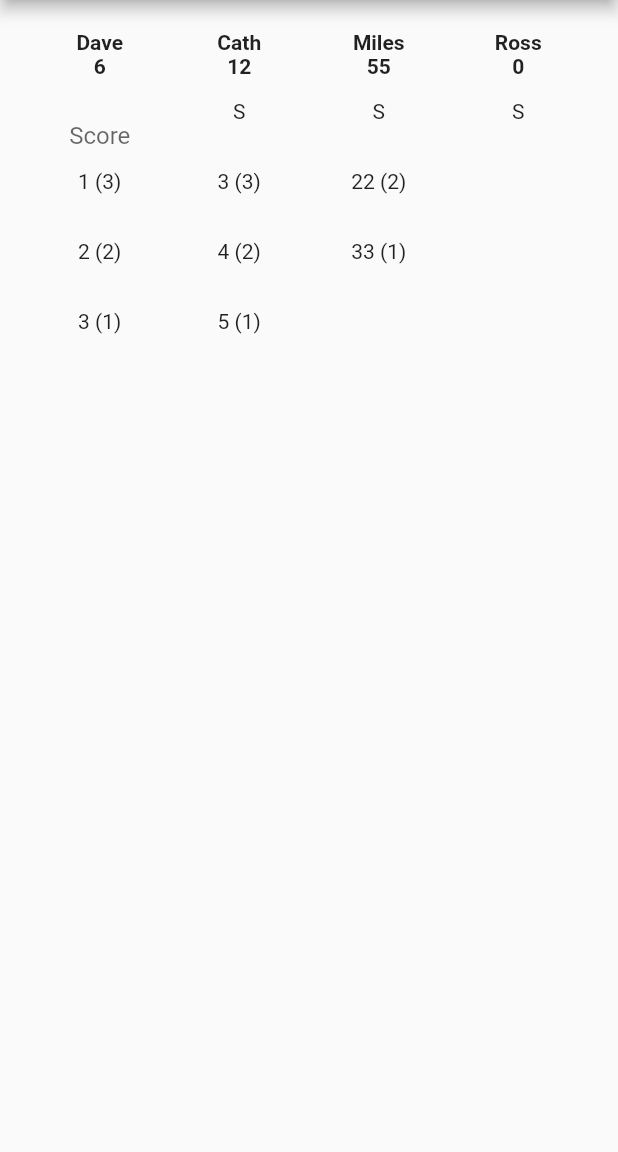
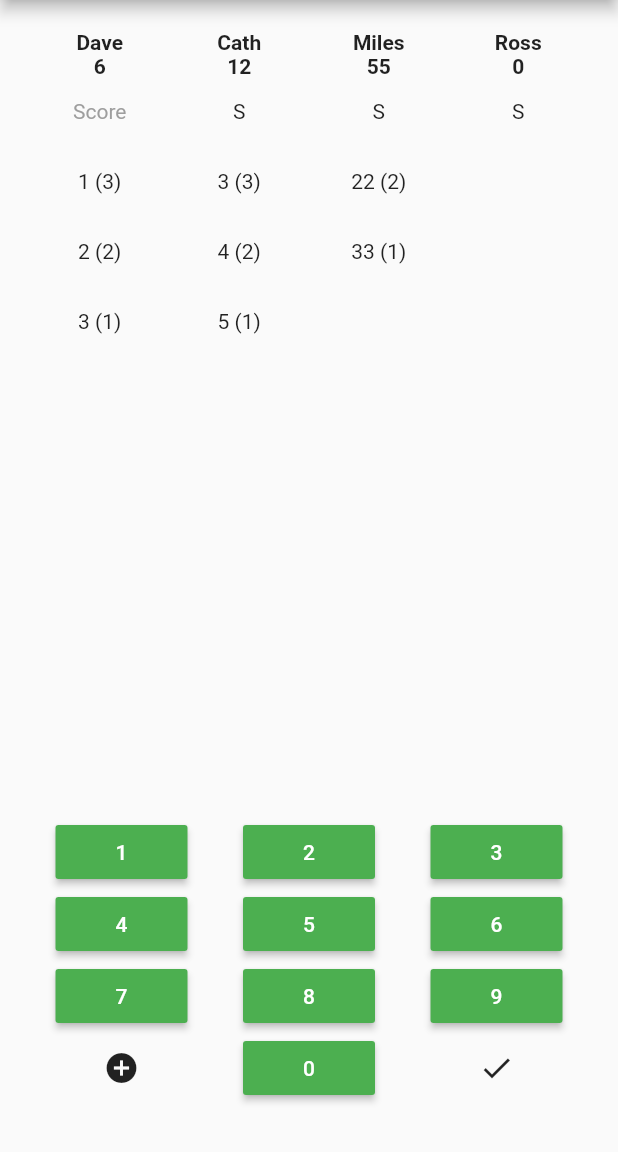
Before and after one commit to dgodd/scorekeeper, a Flutter app: the screen it shows after launch, on a phone screen of 412 x 824 dp, the part 84-1236 px from its top. Run offline on Flutter 3.47's test engine with Material 2 defaults, Android fonts, the phone set to English and light mode, and no system bars; our stand-ins replace math_expressions, tuple.

Commit message:
Create keyboard manually
fixes problems with it disappearing, and makes it possible to add "+"
and "done".

```diff
--- /dev/null
+++ b/lib/keyboard.dart
@@ -0,0 +1,98 @@
+import 'package:flutter/material.dart';
+
+class Keyboard extends StatefulWidget {
+  Keyboard({Key key, @required this.onChange, @required this.onDone}) : super(key: key);
+
+  final Function onChange;
+  final Function onDone;
+
+  @override
+  _Keyboard createState() => new _Keyboard();
+}
+
+class _Keyboard extends State<Keyboard> {
+  var text = "";
+
+  @override
+  Widget build(BuildContext context) {
+    return Column(
+        children: [
+      Text(text),
+      Row(
+          mainAxisAlignment: MainAxisAlignment.spaceEvenly,
+          children: ["1", "2", "3"]
+              .map((v) => RaisedButton(
+                  child: Text(v, style: TextStyle(color: Colors.white)),
+                  color: Colors.green,
+                  padding: const EdgeInsets.all(8.0),
+                  onPressed: () {
+                    setState(() {
+                      text += v;
+                      widget.onChange(text);
+                    });
+                  }))
+              .toList()),
+      Row(
+          mainAxisAlignment: MainAxisAlignment.spaceEvenly,
+          children: ["4", "5", "6"]
+              .map((v) => RaisedButton(
+                  child: Text(v, style: TextStyle(color: Colors.white)),
+                  color: Colors.green,
+                  padding: const EdgeInsets.all(8.0),
+                  onPressed: () {
+                    setState(() {
+                      text += v;
+                      widget.onChange(text);
+                    });
+                  }))
+              .toList()),
+      Row(
+          mainAxisAlignment: MainAxisAlignment.spaceEvenly,
+          children: ["7", "8", "9"]
+              .map((v) => RaisedButton(
+              child: Text(v, style: TextStyle(color: Colors.white)),
+              color: Colors.green,
+              padding: const EdgeInsets.all(8.0),
+              onPressed: () {
+                setState(() {
+                  text += v;
+                  widget.onChange(text);
+                });
+              }))
+              .toList()),
+    Row(
+      mainAxisAlignment: MainAxisAlignment.spaceEvenly,
+      children: [
+        IconButton(
+          icon: Icon(Icons.add_circle),
+          tooltip: 'Add Score',
+          onPressed: () { setState(() {
+            text += "+";
+            widget.onChange(text);
+          }); },
+        ),
+        RaisedButton(
+          child: Text("0", style: TextStyle(color: Colors.white)),
+          color: Colors.green,
+          padding: const EdgeInsets.all(8.0),
+          onPressed: () {
+            setState(() {
+              text += "0";
+              widget.onChange(text);
+            });
+          },
+        ),
+        IconButton(
+          icon: Icon(Icons.done),
+          tooltip: 'Add Score',
+          onPressed: () { setState(() {
+            widget.onDone(text);
+            text = "";
+            widget.onChange(text);
+          }); },
+        ),
+      ]
+    ),
+    ]);
+  }
+}
--- a/lib/main.dart
+++ b/lib/main.dart
@@ -2,6 +2,7 @@ import 'package:flutter/material.dart';
 import 'package:tuple/tuple.dart';
 import 'dart:math';
 import 'package:math_expressions/math_expressions.dart';
+import 'keyboard.dart';
 
 void main() => runApp(MyApp());
 
@@ -36,6 +37,19 @@ class _MyHomePageState extends State<MyHomePage> {
     Tuple2<String, List<int>>("Ross", [])
   ];
   var _focusedPlayerIdx = 0;
+  var _focusedPlayerText = "";
+
+  addScore(String text) {
+    if (_focusedPlayerIdx >= 0 && text != "") {
+      final player = _scores[_focusedPlayerIdx];
+
+      Parser p = new Parser();
+      Expression exp = p.parse(text);
+
+      player.item2.insert(
+          0, exp.evaluate(EvaluationType.REAL, new ContextModel()).floor());
+    }
+  }
 
   @override
   Widget build(BuildContext context) {
@@ -46,6 +60,8 @@ class _MyHomePageState extends State<MyHomePage> {
         title: Text(widget.title),
       ),
       body: Center(
+          child: Column(children: [
+        Expanded(
             child: GridView.builder(
           primary: false,
           padding: const EdgeInsets.all(20.0),
@@ -64,34 +80,11 @@ class _MyHomePageState extends State<MyHomePage> {
               );
             } else if (index < (_scores.length * 2)) {
               if (playerIdx == _focusedPlayerIdx) {
-              final _ctrl = TextEditingController();
-              final _focusNode = FocusNode();
-              FocusScope.of(context).requestFocus(_focusNode);
-
-              return TextFormField(
-                autofocus: true,
-                keyboardType: TextInputType.number,
-                controller: _ctrl,
-                textAlign: TextAlign.center,
-                textInputAction: TextInputAction.next,
-                focusNode: _focusNode,
-                onFieldSubmitted: (value) {
-                  setState(() {
-                    if (value != "") {
-                      final player = _scores[_focusedPlayerIdx];
-
-                      Parser p = new Parser();
-                      Expression exp = p.parse(value);
-
-                      player.item2.insert(0, exp.evaluate(EvaluationType.REAL, new ContextModel()).floor());
+                if (_focusedPlayerText == "") {
+                  return Text("Score", textAlign: TextAlign.center, style: TextStyle(color: Colors.grey));
+                } else {
+                  return Text(_focusedPlayerText, textAlign: TextAlign.center);
                 }
-                    _ctrl.clear();
-                    _focusedPlayerIdx = (_focusedPlayerIdx + 1) % _scores.length;
-                  });
-                },
-                decoration:
-                InputDecoration(border: InputBorder.none, hintText: 'Score'),
-              );
               } else {
                 return GestureDetector(
                   onTap: () {
@@ -105,7 +98,8 @@ class _MyHomePageState extends State<MyHomePage> {
             } else {
               var scoreIdx = (index / _scores.length).floor() - 2;
               if (scoreIdx < player.item2.length) {
-              return Text("${player.item2[scoreIdx]} (${player.item2.length - scoreIdx})",
+                return Text(
+                    "${player.item2[scoreIdx]} (${player.item2.length - scoreIdx})",
                     textAlign: TextAlign.center);
               } else {
                 return Text("", textAlign: TextAlign.center);
@@ -113,6 +107,15 @@ class _MyHomePageState extends State<MyHomePage> {
             }
           },
         )),
+        Keyboard(
+          onChange: (t) => setState(() { _focusedPlayerText = t; }),
+          onDone: (t) => setState(() {
+            addScore(t);
+            _focusedPlayerIdx = (_focusedPlayerIdx + 1) % _scores.length;
+          }),
+        ),
+        Text("\n"),
+      ])),
     );
   }
 }
```
Lines whose indentation alone changed are shown as unchanged.
